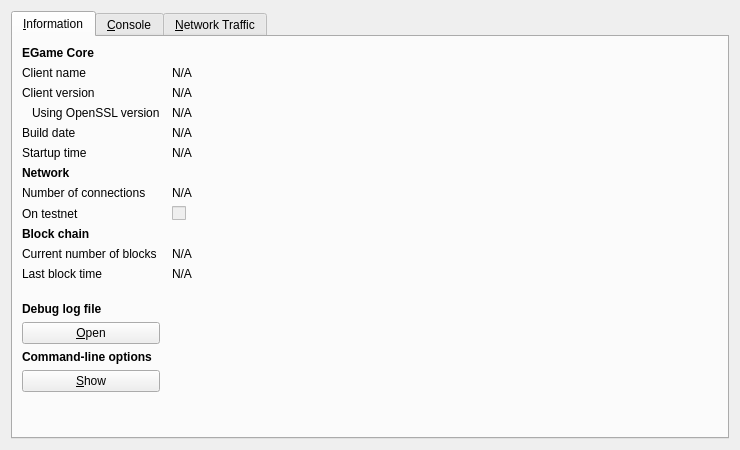
First picture: the form in src/qt/forms/rpcconsole.ui, repository Egame2017/egame, before the edit.
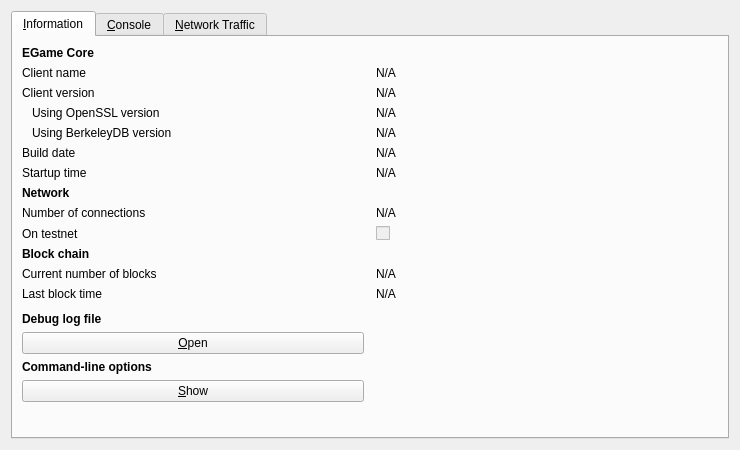
Second picture: the form after the edit. Icons and pictures are not drawn. Custom widgets are drawn as their Qt base class.

```diff
--- a/src/qt/forms/rpcconsole.ui
+++ b/src/qt/forms/rpcconsole.ui
@@ -23,7 +23,7 @@
       <attribute name="title">
        <string>&amp;Information</string>
       </attribute>
-      <layout class="QGridLayout" name="gridLayout" columnstretch="0,1">
+      <layout class="QGridLayout" name="gridLayout" columnstretch="0,0">
        <property name="horizontalSpacing">
         <number>12</number>
        </property>
@@ -86,6 +86,16 @@
          </property>
         </widget>
        </item>
+       <item row="5" column="0">
+        <widget class="QLabel" name="label_berkeleyDBVersion">
+         <property name="text">
+          <string>Using BerkeleyDB version</string>
+         </property>
+         <property name="indent">
+          <number>10</number>
+         </property>
+        </widget>
+       </item>
        <item row="3" column="0">
         <widget class="QLabel" name="label_14">
          <property name="text">
@@ -112,15 +122,8 @@
          </property>
         </widget>
        </item>
-       <item row="4" column="0">
-        <widget class="QLabel" name="label_12">
-         <property name="text">
-          <string>Build date</string>
-         </property>
-        </widget>
-       </item>
-       <item row="4" column="1">
-        <widget class="QLabel" name="buildDate">
+       <item row="5" column="1">
+        <widget class="QLabel" name="berkeleyDBVersion">
          <property name="cursor">
           <cursorShape>IBeamCursor</cursorShape>
          </property>
@@ -135,14 +138,14 @@
          </property>
         </widget>
        </item>
-       <item row="5" column="0">
+       <item row="7" column="0">
         <widget class="QLabel" name="label_13">
          <property name="text">
           <string>Startup time</string>
          </property>
         </widget>
        </item>
-       <item row="5" column="1">
+       <item row="7" column="1">
         <widget class="QLabel" name="startupTime">
          <property name="cursor">
           <cursorShape>IBeamCursor</cursorShape>
@@ -158,7 +161,7 @@
          </property>
         </widget>
        </item>
-       <item row="6" column="0">
+       <item row="8" column="0">
         <widget class="QLabel" name="label_11">
          <property name="font">
           <font>
@@ -171,14 +174,14 @@
          </property>
         </widget>
        </item>
-       <item row="7" column="0">
+       <item row="9" column="0">
         <widget class="QLabel" name="label_7">
          <property name="text">
           <string>Number of connections</string>
          </property>
         </widget>
        </item>
-       <item row="7" column="1">
+       <item row="9" column="1">
         <widget class="QLabel" name="numberOfConnections">
          <property name="cursor">
           <cursorShape>IBeamCursor</cursorShape>
@@ -194,14 +197,14 @@
          </property>
         </widget>
        </item>
-       <item row="8" column="0">
+       <item row="10" column="0">
         <widget class="QLabel" name="label_8">
          <property name="text">
           <string>On testnet</string>
          </property>
         </widget>
        </item>
-       <item row="8" column="1">
+       <item row="10" column="1">
         <widget class="QCheckBox" name="isTestNet">
          <property name="enabled">
           <bool>false</bool>
@@ -211,7 +214,7 @@
          </property>
         </widget>
        </item>
-       <item row="9" column="0">
+       <item row="11" column="0">
         <widget class="QLabel" name="label_10">
          <property name="font">
           <font>
@@ -224,14 +227,14 @@
          </property>
         </widget>
        </item>
-       <item row="10" column="0">
+       <item row="12" column="0">
         <widget class="QLabel" name="label_3">
          <property name="text">
           <string>Current number of blocks</string>
          </property>
         </widget>
        </item>
-       <item row="10" column="1">
+       <item row="12" column="1">
         <widget class="QLabel" name="numberOfBlocks">
          <property name="cursor">
           <cursorShape>IBeamCursor</cursorShape>
@@ -247,30 +250,14 @@
          </property>
         </widget>
        </item>
-       <item row="11" column="0">
+       <item row="13" column="0">
         <widget class="QLabel" name="label_2">
          <property name="text">
           <string>Last block time</string>
          </property>
         </widget>
        </item>
-       <item row="11" column="1">
-        <widget class="QLabel" name="lastBlockTime">
-         <property name="cursor">
-          <cursorShape>IBeamCursor</cursorShape>
-         </property>
-         <property name="text">
-          <string>N/A</string>
-         </property>
-         <property name="textFormat">
-          <enum>Qt::PlainText</enum>
-         </property>
-         <property name="textInteractionFlags">
-          <set>Qt::LinksAccessibleByMouse|Qt::TextSelectableByKeyboard|Qt::TextSelectableByMouse</set>
-         </property>
-        </widget>
-       </item>
-       <item row="12" column="0">
+       <item row="14" column="0">
         <spacer name="verticalSpacer_2">
          <property name="orientation">
           <enum>Qt::Vertical</enum>
@@ -283,7 +270,23 @@
          </property>
         </spacer>
        </item>
-       <item row="13" column="0">
+       <item row="13" column="1">
+        <widget class="QLabel" name="lastBlockTime">
+         <property name="cursor">
+          <cursorShape>IBeamCursor</cursorShape>
+         </property>
+         <property name="text">
+          <string>N/A</string>
+         </property>
+         <property name="textFormat">
+          <enum>Qt::PlainText</enum>
+         </property>
+         <property name="textInteractionFlags">
+          <set>Qt::LinksAccessibleByMouse|Qt::TextSelectableByKeyboard|Qt::TextSelectableByMouse</set>
+         </property>
+        </widget>
+       </item>
+       <item row="15" column="0">
         <widget class="QLabel" name="labelDebugLogfile">
          <property name="font">
           <font>
@@ -296,7 +299,7 @@
          </property>
         </widget>
        </item>
-       <item row="14" column="0">
+       <item row="16" column="0">
         <widget class="QPushButton" name="openDebugLogfileButton">
          <property name="toolTip">
           <string>Open the EGame debug log file from the current data directory. This can take a few seconds for large log files.</string>
@@ -309,7 +312,7 @@
          </property>
         </widget>
        </item>
-       <item row="15" column="0">
+       <item row="17" column="0">
         <widget class="QLabel" name="labelCLOptions">
          <property name="font">
           <font>
@@ -322,7 +325,7 @@
          </property>
         </widget>
        </item>
-       <item row="16" column="0">
+       <item row="18" column="0">
         <widget class="QPushButton" name="showCLOptionsButton">
          <property name="toolTip">
           <string>Show the EGame-Qt help message to get a list with possible EGame command-line options.</string>
@@ -335,7 +338,7 @@
          </property>
         </widget>
        </item>
-       <item row="17" column="0">
+       <item row="19" column="0">
         <spacer name="verticalSpacer">
          <property name="orientation">
           <enum>Qt::Vertical</enum>
@@ -348,6 +351,29 @@
          </property>
         </spacer>
        </item>
+       <item row="6" column="0">
+        <widget class="QLabel" name="label_12">
+         <property name="text">
+          <string>Build date</string>
+         </property>
+        </widget>
+       </item>
+       <item row="6" column="1">
+        <widget class="QLabel" name="buildDate">
+         <property name="cursor">
+          <cursorShape>IBeamCursor</cursorShape>
+         </property>
+         <property name="text">
+          <string>N/A</string>
+         </property>
+         <property name="textFormat">
+          <enum>Qt::PlainText</enum>
+         </property>
+         <property name="textInteractionFlags">
+          <set>Qt::LinksAccessibleByMouse|Qt::TextSelectableByKeyboard|Qt::TextSelectableByMouse</set>
+         </property>
+        </widget>
+       </item>
       </layout>
      </widget>
      <widget class="QWidget" name="tab_console">
```
